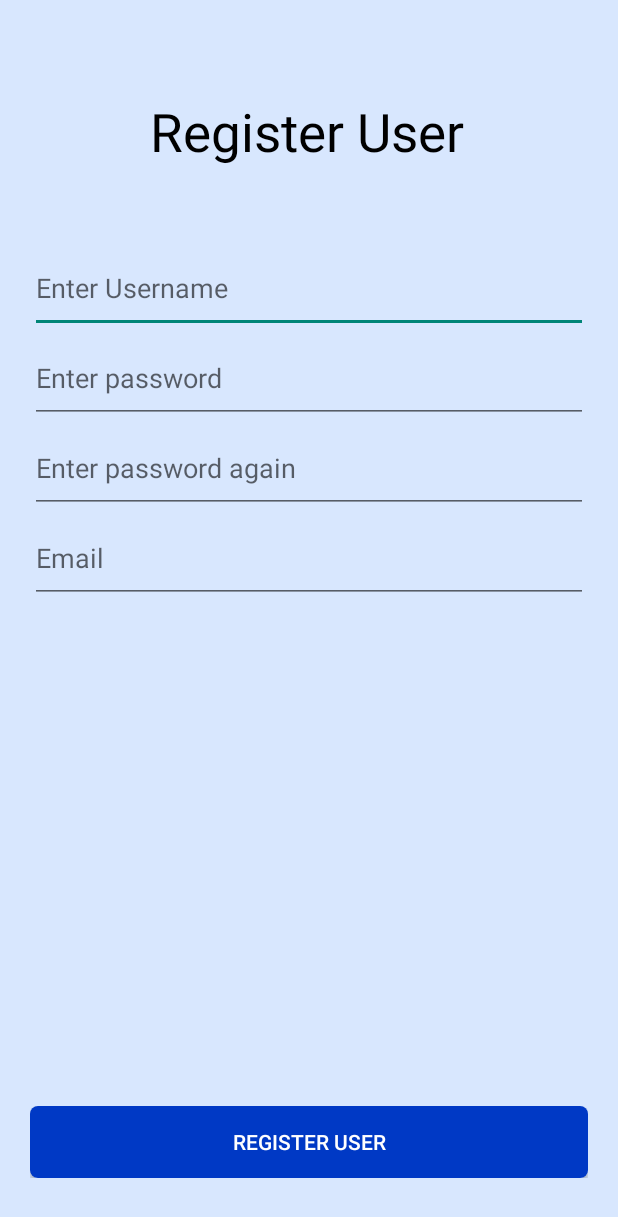
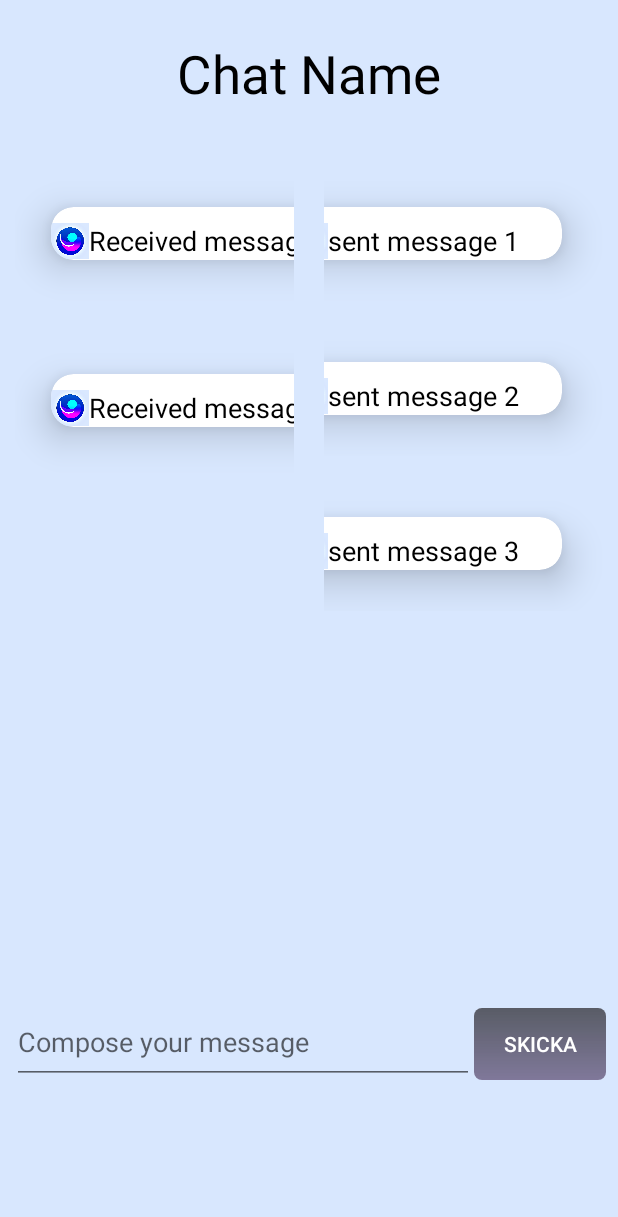
Before and after one commit to Freznas/Chat-Up, an Android app: the screen it shows after launch (RegisterActivity before the commit, ChatActivity after it), after a tap on "REGISTER", on a phone screen of 412 x 824 dp. Shown: the top 1217 px of the screen. Run offline under Robolectric (Android 15) with nearby library versions, the phone set to English and light mode, and no system bars; our stand-ins replace Firebase (no records; nobody signed in at launch, a user with empty details on screens opened directly); 2 statements that could not run were skipped.

Commit message:
chat and search adapters in place, need to connecto to UserDao and to adjust the layout design for the chat lists.

```diff
--- a/app/src/main/java/com/example/chatup/ChatActivity.kt
+++ b/app/src/main/java/com/example/chatup/ChatActivity.kt
@@ -1,14 +1,69 @@
 package com.example.chatup
 // Activity to Display the active Chat between two or more users.
+import android.content.ContentValues.TAG
 import androidx.appcompat.app.AppCompatActivity
 import android.os.Bundle
+import android.util.Log
 import com.example.chatup.databinding.ActivityChatBinding
+import com.google.firebase.firestore.FirebaseFirestore
 
 class ChatActivity : AppCompatActivity() {
-    lateinit var binding: ActivityChatBinding
+    private lateinit var binding: ActivityChatBinding
+    private lateinit var sentMesssagesAdapter: MessagesSentAdapter
+    private lateinit var receievedMessagesAdapter: MessagesReceivedAdapter
+    private val firestoreDB = FirebaseFirestore.getInstance()
+
     override fun onCreate(savedInstanceState: Bundle?) {
         super.onCreate(savedInstanceState)
         binding = ActivityChatBinding.inflate(layoutInflater)
         setContentView(binding.root)
+        val sentMessages = listOf("sent message 1 ", "sent message 2 ", "sent message 3 ")
+        val receivedMessages = listOf("Received message 1 ", "Received message 2")
+        sentMesssagesAdapter = MessagesSentAdapter(this, sentMessages)
+        receievedMessagesAdapter = MessagesReceivedAdapter(this, receivedMessages)
+
+        binding.lvChatReceived.adapter = receievedMessagesAdapter
+        binding.lvChatSent.adapter = sentMesssagesAdapter
+
+        sentMesssagesAdapter.addAll(sentMessages)
+        receievedMessagesAdapter.addAll(receivedMessages)
+
+        fetchMessages()
+    }
+
+    private fun fetchMessages() {
+        firestoreDB.collection("conversations")
+            .get()
+            .addOnSuccessListener { documents ->
+                val sentMessages = mutableListOf<String>()
+                for (document in documents) {
+                    val message = document.getString("message") ?: ""
+                    sentMessages.add(message)
+                }
+                sentMesssagesAdapter.addAll(sentMessages)
+            }
+            .addOnFailureListener { exception ->
+                Log.e(
+                    TAG,
+                    "Error getting sent messages", exception
+                )
+            }
+        firestoreDB.collection("conversations")
+            .get()
+            .addOnSuccessListener { documents ->
+                val receivedMessages = mutableListOf<String>()
+                for (document in documents) {
+                    val message = document.getString("message") ?: ""
+                    receivedMessages.add(message)
+                }
+                receievedMessagesAdapter.addAll(receivedMessages)
+            }
+            .addOnFailureListener { exception ->
+                Log.e(TAG, "Error getting received messages", exception)
+            }
+    }
+
+    companion object {
+        private const val TAG = "ChatActivity"
     }
 }
--- a/app/src/main/java/com/example/chatup/MainActivity.kt
+++ b/app/src/main/java/com/example/chatup/MainActivity.kt
@@ -14,7 +14,7 @@ class MainActivity : AppCompatActivity() {
         setContentView(binding.root)
 
         binding.btnRegister.setOnClickListener {
-            val intent = Intent(this, RegisterActivity::class.java)
+            val intent = Intent(this, ChatActivity::class.java)
             startActivity(intent)
         }
     }
--- /dev/null
+++ b/app/src/main/java/com/example/chatup/MessagesReceivedAdapter.kt
@@ -0,0 +1,36 @@
+package com.example.chatup
+
+import android.content.Context
+import android.view.LayoutInflater
+import android.view.View
+import android.view.ViewGroup
+import android.widget.ArrayAdapter
+import android.widget.TextView
+import androidx.recyclerview.widget.RecyclerView
+
+class MessagesReceivedAdapter(context: Context, private val messages: List<String>) :
+    ArrayAdapter<String>(context, 0, messages) {
+    override fun getViewTypeCount(): Int {
+        return 1
+    }
+
+    override fun getItemViewType(position: Int): Int {
+        return 0
+    }
+
+
+    override fun getView(position: Int, convertView: View?, parent: ViewGroup): View {
+        var itemView = convertView
+        if (itemView == null) {
+            itemView = LayoutInflater.from(context)
+                .inflate(R.layout.listview_received_messages, parent, false)
+        }
+        val messageTextView: TextView = itemView!!.findViewById(R.id.tv_receieved_message)
+        messageTextView.text = getItem(position)
+        return itemView!!
+
+
+    }
+
+
+}
--- /dev/null
+++ b/app/src/main/java/com/example/chatup/MessagesSentAdapter.kt
@@ -0,0 +1,33 @@
+package com.example.chatup
+
+import android.content.Context
+import android.view.LayoutInflater
+import android.view.View
+import android.view.ViewGroup
+import android.widget.ArrayAdapter
+import android.widget.TextView
+
+class MessagesSentAdapter(context: Context, private val messages: List<String>) :
+    ArrayAdapter<String>(context, 0, messages) {
+
+    override fun getViewTypeCount(): Int {
+        return 1
+    }
+
+    override fun getItemViewType(position: Int): Int {
+        return 0
+    }
+
+    override fun getView(position: Int, convertView: View?, parent: ViewGroup): View {
+        var itemView = convertView
+        if (itemView == null) {
+            itemView = LayoutInflater.from(context)
+                .inflate(R.layout.listview_sent_messages, parent, false)
+        }
+        val messageTextView: TextView = itemView!!.findViewById(R.id.tv_sent_message)
+        messageTextView.text = getItem(position)
+        return itemView!!
+
+
+    }
+}
--- a/app/src/main/res/layout/activity_chat.xml
+++ b/app/src/main/res/layout/activity_chat.xml
@@ -6,12 +6,13 @@
     android:background="@color/background_blue">
 
     <TextView
+        android:id="@+id/tv_chat_name"
         android:layout_width="wrap_content"
         android:layout_height="wrap_content"
         android:layout_gravity="center"
         android:layout_marginTop="25dp"
+        android:text="@string/chat_view_active_conversation"
         android:textColor="@color/view_text_black"
-        android:text="@string/chat_view_active_conversation"
         android:textSize="@dimen/font_header"></TextView>
 
     <LinearLayout
@@ -60,7 +61,7 @@
             android:autofillHints="" />
 
         <Button
-            android:id="@+id/sendButton"
+            android:id="@+id/btn_send"
             android:layout_width="wrap_content"
             android:layout_height="wrap_content"
             android:textColor="@color/white"
--- a/app/src/main/res/layout/listview_received_messages.xml
+++ b/app/src/main/res/layout/listview_received_messages.xml
@@ -7,7 +7,7 @@
     android:background="@color/background_blue">
 
     <androidx.cardview.widget.CardView
-        android:id="@+id/search_result_cardview"
+        android:id="@+id/cv_received_message"
         android:layout_width="221dp"
         android:layout_height="wrap_content"
         android:layout_margin="8dp"
@@ -24,7 +24,7 @@
 
 
         <ImageView
-            android:id="@+id/search_result_image"
+            android:id="@+id/iv_receiver_image"
             android:layout_width="25dp"
             android:layout_height="25dp"
             android:layout_marginTop="10dp"
@@ -32,7 +32,7 @@
             android:src="@drawable/logony" />
 
         <TextView
-            android:id="@+id/search_result_textview"
+            android:id="@+id/tv_receieved_message"
             android:layout_width="172dp"
             android:layout_height="wrap_content"
             android:layout_marginStart="25dp"
--- a/app/src/main/res/layout/listview_sent_messages.xml
+++ b/app/src/main/res/layout/listview_sent_messages.xml
@@ -1,13 +1,12 @@
 <?xml version="1.0" encoding="utf-8"?>
 <androidx.constraintlayout.widget.ConstraintLayout xmlns:android="http://schemas.android.com/apk/res/android"
-    xmlns:tools="http://schemas.android.com/tools"
     android:layout_width="match_parent"
     android:layout_height="match_parent"
     xmlns:app="http://schemas.android.com/apk/res-auto"
     android:background="@color/background_blue">
 
     <androidx.cardview.widget.CardView
-        android:id="@+id/search_result_cardview"
+        android:id="@+id/cv_sent_message"
         android:layout_width="221dp"
         android:layout_height="wrap_content"
         android:layout_margin="8dp"
@@ -23,7 +22,7 @@
 
 
         <ImageView
-            android:id="@+id/search_result_image"
+            android:id="@+id/iv_sender"
             android:layout_width="25dp"
             android:layout_height="25dp"
             android:layout_marginTop="10dp"
@@ -31,7 +30,7 @@
             android:src="@drawable/logony" />
 
         <TextView
-            android:id="@+id/search_result_textview"
+            android:id="@+id/tv_sent_message"
             android:layout_width="172dp"
             android:layout_height="wrap_content"
             android:layout_marginStart="25dp"
```
